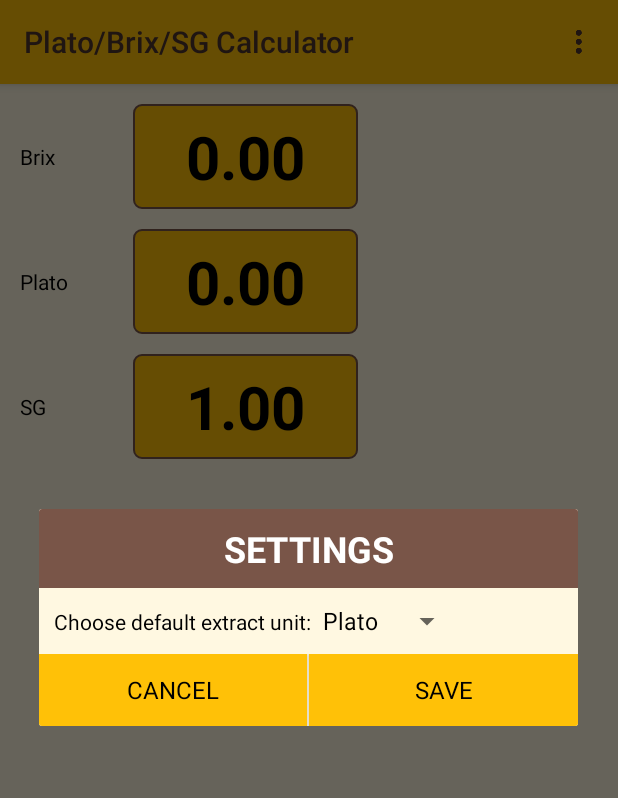
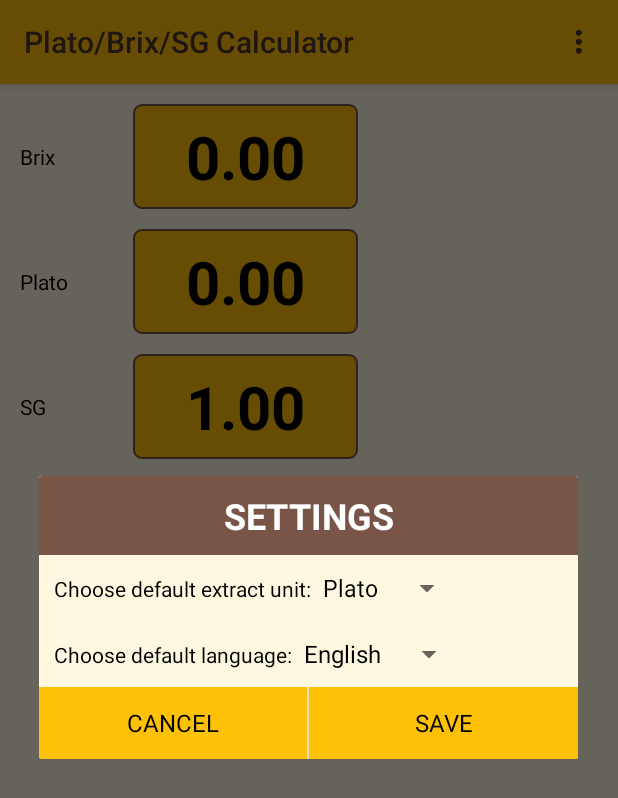
Before and after one commit to dzazder/brewing-calculator, an Android app: the fragment FragmentSgPlato placed in its activity, in the options menu, after a tap on "Settings", on a phone screen of 412 x 824 dp. Shown: the top 798 px of the screen. Run offline under Robolectric (Android 15) with nearby library versions, the phone set to English and light mode, and no system bars.

Commit message:
first try of translation

```diff
--- a/app/src/main/java/dev/lampart/bartosz/brewingcalculator/MainActivity.java
+++ b/app/src/main/java/dev/lampart/bartosz/brewingcalculator/MainActivity.java
@@ -1,5 +1,6 @@
 package dev.lampart.bartosz.brewingcalculator;
 
+import android.content.res.Configuration;
 import android.graphics.PorterDuff;
 import android.graphics.drawable.Drawable;
 import android.support.v4.app.Fragment;
@@ -25,9 +26,13 @@ import android.widget.Toast;
 
 import org.xml.sax.DTDHandler;
 
+import java.util.Locale;
+
 import dev.lampart.bartosz.brewingcalculator.dbfile.FileDB;
 import dev.lampart.bartosz.brewingcalculator.dicts.DictFragment;
+import dev.lampart.bartosz.brewingcalculator.dicts.DictLanguages;
 import dev.lampart.bartosz.brewingcalculator.dicts.ExtractUnit;
+import dev.lampart.bartosz.brewingcalculator.entities.Language;
 import dev.lampart.bartosz.brewingcalculator.fragments.FragmentAlcohol;
 import dev.lampart.bartosz.brewingcalculator.fragments.FragmentHome;
 import dev.lampart.bartosz.brewingcalculator.fragments.FragmentSgPlato;
@@ -50,7 +55,10 @@ public class MainActivity extends AppCompatActivity {
         super.onCreate(savedInstanceState);
         setContentView(R.layout.activity_main);
 
-        AppConfiguration.getInstance().defaultExtractUnit = FileDB.getDefaultExtractUnit(getApplicationContext());
+        // todo move to app_start method
+        AppConfiguration.getInstance().defaultExtractUnit = FileDB.getDefaultExtractUnit(this);
+        AppConfiguration.getInstance().defaultLanguage = FileDB.getDefaultLanguage(this);
+        setLanguage(AppConfiguration.getInstance().defaultLanguage);
 
         if (savedInstanceState == null) {
             switchFragment(DictFragment.FRAGMENT_HOME);
@@ -78,9 +86,12 @@ public class MainActivity extends AppCompatActivity {
 
         super.onOptionsItemSelected(item);
         View dialogview = getLayoutInflater().inflate(R.layout.dialog_settings, null);
-        final Spinner spDefaultExtractUnit = (Spinner)dialogview.findViewById(R.id.spinner_choose_default_extract_unit);
+        final Spinner spDefaultExtractUnit = (Spinner) dialogview.findViewById(R.id.spinner_choose_default_extract_unit);
+        final Spinner spDefaultLanguage = (Spinner) dialogview.findViewById(R.id.spinner_choose_default_language);
 
-        switch(item.getItemId()) {
+        DictLanguages.setSpinner(spDefaultLanguage, this);
+
+        switch (item.getItemId()) {
             case R.id.menu_item_settings:
 
                 //if (alertDialog == null || !alertDialog.isShowing()) {
@@ -88,11 +99,14 @@ public class MainActivity extends AppCompatActivity {
                 alertDialog.setView(dialogview);
                 ArrayAdapter<CharSequence> adapter = ArrayAdapter.createFromResource(this, R.array.extract_units,
                         android.R.layout.simple_spinner_item);
+                int spinnerUnitPosition = adapter.getPosition(AppConfiguration.getInstance().defaultExtractUnit.toString());
+                spDefaultExtractUnit.setSelection(spinnerUnitPosition);
 
-                    int spinnerPosition = adapter.getPosition(AppConfiguration.getInstance().defaultExtractUnit.toString());
-                    spDefaultExtractUnit.setSelection(spinnerPosition);
+                ArrayAdapter<String> adapterLang = DictLanguages.getLanguageArrayAdapter(this);
+                int spinnetLanguagePosition = adapterLang.getPosition(AppConfiguration.getInstance().defaultLanguage.toString());
+                spDefaultLanguage.setSelection(spinnetLanguagePosition);
 
-                    Button btnSettingsCancel = (Button)dialogview.findViewById(R.id.btn_settings_cancel);
+                Button btnSettingsCancel = (Button) dialogview.findViewById(R.id.btn_settings_cancel);
                 btnSettingsCancel.setOnClickListener(new View.OnClickListener() {
                     @Override
                     public void onClick(View view) {
@@ -100,14 +114,20 @@ public class MainActivity extends AppCompatActivity {
                     }
                 });
 
-                    Button btnSettingsSave = (Button)dialogview.findViewById(R.id.btn_settings_save);
+                Button btnSettingsSave = (Button) dialogview.findViewById(R.id.btn_settings_save);
                 btnSettingsSave.setOnClickListener(new View.OnClickListener() {
                     @Override
                     public void onClick(View view) {
                         ExtractUnit selectedUnit = ExtractUnit.valueOf(spDefaultExtractUnit.getSelectedItem().toString());
                         FileDB.saveDefaultUnit(selectedUnit, getApplicationContext());
                         AppConfiguration.getInstance().defaultExtractUnit = selectedUnit;
+
+                        Language selectedLang = DictLanguages.getLanguageByName(spDefaultLanguage.getSelectedItem().toString());
+                        FileDB.saveDefaultLanguage(selectedLang, getApplicationContext());
+                        AppConfiguration.getInstance().defaultLanguage = selectedLang;
                         alertDialog.hide();
+
+                        setLanguage(selectedLang);
                     }
                 });
 
@@ -123,15 +143,24 @@ public class MainActivity extends AppCompatActivity {
 
     /**
      * It runs selected fragment
+     *
      * @param fragment Id of fragment to run, ids are saved in MainActivity fields
      */
     public void switchFragment(int fragment) {
         Fragment newFragment = null;
         switch (fragment) {
-            case DictFragment.FRAGMENT_HOME: newFragment = new FragmentHome(); break;
-            case DictFragment.FRAGMENT_OG_PLATO: newFragment = new FragmentSgPlato(); break;
-            case DictFragment.FRAGMENT_ALCOHOL: newFragment = new FragmentAlcohol(); break;
-            default: newFragment = new FragmentHome(); break;
+            case DictFragment.FRAGMENT_HOME:
+                newFragment = new FragmentHome();
+                break;
+            case DictFragment.FRAGMENT_OG_PLATO:
+                newFragment = new FragmentSgPlato();
+                break;
+            case DictFragment.FRAGMENT_ALCOHOL:
+                newFragment = new FragmentAlcohol();
+                break;
+            default:
+                newFragment = new FragmentHome();
+                break;
         }
         FragmentTransaction transaction = getSupportFragmentManager().beginTransaction();
 
@@ -152,10 +181,20 @@ public class MainActivity extends AppCompatActivity {
             if (currentFragment instanceof FragmentSgPlato) {
                 switchFragment(DictFragment.FRAGMENT_HOME);
             }
-        }
-        else {
+        } else {
             super.onBackPressed();
         }
     }
 
+    public void setLanguage(Language language) {
+        String languageToLoad  = language.getLocale();
+        Locale locale = new Locale(languageToLoad);
+        Locale.setDefault(locale);
+        Configuration config = new Configuration();
+        config.locale = locale;
+        getBaseContext().getResources().updateConfiguration(config,
+                getBaseContext().getResources().getDisplayMetrics());
+        this.setContentView(R.layout.activity_main);
     }
+
+}
--- a/app/src/main/java/dev/lampart/bartosz/brewingcalculator/dbfile/FileDB.java
+++ b/app/src/main/java/dev/lampart/bartosz/brewingcalculator/dbfile/FileDB.java
@@ -12,7 +12,9 @@ import java.io.InputStreamReader;
 import java.io.OutputStreamWriter;
 import java.security.AccessController;
 
+import dev.lampart.bartosz.brewingcalculator.dicts.DictLanguages;
 import dev.lampart.bartosz.brewingcalculator.dicts.ExtractUnit;
+import dev.lampart.bartosz.brewingcalculator.entities.Language;
 
 /**
  * Created by bartek on 01.06.2016.
@@ -20,6 +22,12 @@ import dev.lampart.bartosz.brewingcalculator.dicts.ExtractUnit;
 public class FileDB {
     private static String filename = "brcalcdb.txt";
 
+    private static String strUnit = "unit";
+    private static String strLang = "lang";
+    private static String cfgSep = ";";
+    private static String cfgValStart = "=";
+
+    // todo: wykorzystanie setCfgValue
     public static void saveDefaultUnit(ExtractUnit extUnit, Context context) {
         try {
             OutputStreamWriter outputStreamWriter = new OutputStreamWriter(context.openFileOutput(filename, Context.MODE_PRIVATE));
@@ -31,9 +39,28 @@ public class FileDB {
         }
     }
 
-    public static ExtractUnit getDefaultExtractUnit(Context context) {
-        Log.d("CFG", "Read configuration default extract unit");
-        ExtractUnit defUnit = ExtractUnit.Plato;
+    public static void saveDefaultLanguage(Language language, Context context) {
+        setCfgValue(strLang, language.getLocale(), context);
+    }
+
+    private static void SaveDBFileContent(Context context, String content) {
+        try {
+            OutputStreamWriter outputStreamWriter = new OutputStreamWriter(context.openFileOutput(filename, Context.MODE_PRIVATE));
+            outputStreamWriter.write(content);
+            outputStreamWriter.close();
+        }
+        catch (IOException e) {
+            Log.e("Exception", "File write failed" + e.toString());
+        }
+    }
+
+    /**
+     * File format: unit=Brix;lang=pl
+     * @param context
+     * @return
+     */
+    private static String ReadDBFileContent(Context context) {
+        String result = "";
 
         try {
             InputStream inputStream = context.openFileInput(filename);
@@ -41,10 +68,8 @@ public class FileDB {
             if (inputStream != null) {
                 InputStreamReader inputStreamReader = new InputStreamReader(inputStream);
                 BufferedReader bufferedReader = new BufferedReader(inputStreamReader);
-                String resultFromFile = "";
-                resultFromFile = bufferedReader.readLine().trim();
+                result = bufferedReader.readLine().trim();
                 inputStream.close();
-                defUnit = ExtractUnit.valueOf(resultFromFile);
             }
         }
         catch (FileNotFoundException e) {
@@ -54,7 +79,85 @@ public class FileDB {
             Log.e("Read db", "File read failed" + e.toString());
         }
 
+        return result;
+    }
+
+    public static ExtractUnit getDefaultExtractUnit(Context context) {
+        Log.d("CFG", "Read configuration default extract unit");
+        ExtractUnit defUnit = ExtractUnit.Plato;
+
+        String content = ReadDBFileContent(context);
+        String readUnit = getCfgValue(strUnit, content);
+        if (readUnit.length() > 0) {
+            defUnit = ExtractUnit.valueOf(readUnit);
+        }
+
         Log.d("CFG", "Default unit is: " + defUnit.toString());
         return defUnit;
     }
+
+    public static Language getDefaultLanguage(Context context) {
+        Log.d("CFG", "Read configuration default language");
+        String defLang = "en";
+
+        String content = ReadDBFileContent(context);
+        String readLang = getCfgValue(strLang, content);
+        if (readLang.length() > 0) {
+            defLang = readLang;
+        }
+
+        Log.d("CFG", "Default language is: " + defLang);
+        return DictLanguages.getLanguageByLocale(defLang);
+    }
+
+    private static String getCfgValue(String type, String content) {
+        String[] cfgValues = content.split(cfgSep);
+        for (String s: cfgValues) {
+            if (s.length() > 0 && s.contains(cfgValStart)) {
+                String keyVal[] = s.split(cfgValStart);
+                if (keyVal.length == 2) {
+                    if (keyVal[0] == type) {
+                        return keyVal[1];
+                    }
+                }
+                else {
+                    Log.d("CFG", "After split has no 2 values: " + s);
+                }
+            }
+            else {
+                Log.d("CFG", "Read value has is not cfg pair: " + s);
+            }
+        }
+
+        return "";
+    }
+
+    private static void setCfgValue(String type, String value, Context context) {
+        String cfgContent = ReadDBFileContent(context);
+        boolean changed = false;
+
+        String newCfgContent = "";
+        String replaceCfg = "";
+
+        String cfgs[] = cfgContent.split(cfgSep);
+        for (String cfg: cfgs) {
+            if (cfg.startsWith(type)) {
+                newCfgContent += (type + cfgValStart + value + cfgSep);
+                changed = true;
+            }
+            else {
+                newCfgContent += cfg + cfgSep;
+            }
+        }
+
+        if (!changed) {
+            newCfgContent += cfgSep + type + cfgValStart + value;
+        }
+
+        if (newCfgContent.length() > 1 && newCfgContent.endsWith(cfgSep)) {
+            newCfgContent = newCfgContent.substring(0, newCfgContent.length() - 2);
+        }
+
+        SaveDBFileContent(context, newCfgContent);
+    }
 }
--- /dev/null
+++ b/app/src/main/java/dev/lampart/bartosz/brewingcalculator/dicts/DictLanguages.java
@@ -0,0 +1,48 @@
+package dev.lampart.bartosz.brewingcalculator.dicts;
+
+import android.content.Context;
+import android.widget.ArrayAdapter;
+import android.widget.Spinner;
+
+import dev.lampart.bartosz.brewingcalculator.entities.Language;
+
+/**
+ * Created by bartek on 08.06.2016.
+ */
+public class DictLanguages {
+    public static final Language LANGUAGE_PL = new Language("Polski", "pl");
+    public static final Language LANGUAGE_EN = new Language("English", "en");
+
+    public static void setSpinner(Spinner spinner, Context context) {
+        ArrayAdapter<String> spinnerArrayAdapter = getLanguageArrayAdapter(context);
+        spinnerArrayAdapter.setDropDownViewResource(android.R.layout.simple_spinner_dropdown_item);
+        spinner.setAdapter(spinnerArrayAdapter);
+    }
+
+    public static ArrayAdapter<String> getLanguageArrayAdapter(Context context) {
+        String[] languages = { LANGUAGE_EN.getLangName(), LANGUAGE_PL.getLangName() };
+        return new ArrayAdapter<String>(context, android.R.layout.simple_spinner_item, languages);
+    }
+
+    public static Language getLanguageByName(String langName) {
+        if (langName == LANGUAGE_PL.getLangName()) {
+            return LANGUAGE_PL;
+        }
+        if (langName == LANGUAGE_EN.getLangName()) {
+            return LANGUAGE_EN;
+        }
+
+        return LANGUAGE_EN;
+    }
+
+    public static Language getLanguageByLocale(String langLoc) {
+        if (langLoc == LANGUAGE_PL.getLocale()) {
+            return LANGUAGE_PL;
+        }
+        if (langLoc == LANGUAGE_EN.getLocale()) {
+            return LANGUAGE_EN;
+        }
+
+        return LANGUAGE_EN;
+    }
+}
--- /dev/null
+++ b/app/src/main/java/dev/lampart/bartosz/brewingcalculator/entities/Language.java
@@ -0,0 +1,38 @@
+package dev.lampart.bartosz.brewingcalculator.entities;
+
+/**
+ * Created by bartek on 08.06.2016.
+ */
+public class Language {
+    private String langName;
+    private String locale;
+
+    public Language(String langName, String locale) {
+        this.langName = langName;
+        this.locale = locale;
+    }
+
+    public Language() {
+    }
+
+    public String getLangName() {
+        return langName;
+    }
+
+    public void setLangName(String langName) {
+        this.langName = langName;
+    }
+
+    public String getLocale() {
+        return locale;
+    }
+
+    public void setLocale(String locale) {
+        this.locale = locale;
+    }
+
+    @Override
+    public String toString() {
+        return langName;
+    }
+}
--- a/app/src/main/java/dev/lampart/bartosz/brewingcalculator/global/AppConfiguration.java
+++ b/app/src/main/java/dev/lampart/bartosz/brewingcalculator/global/AppConfiguration.java
@@ -1,6 +1,7 @@
 package dev.lampart.bartosz.brewingcalculator.global;
 
 import dev.lampart.bartosz.brewingcalculator.dicts.ExtractUnit;
+import dev.lampart.bartosz.brewingcalculator.entities.Language;
 
 /**
  * Created by bartek on 01.06.2016.
@@ -9,6 +10,7 @@ public class AppConfiguration {
     private static AppConfiguration mInstance = null;
 
     public ExtractUnit defaultExtractUnit;
+    public Language defaultLanguage;
 
     protected AppConfiguration() {}
 
--- a/app/src/main/res/layout/dialog_settings.xml
+++ b/app/src/main/res/layout/dialog_settings.xml
@@ -41,6 +41,23 @@
             <LinearLayout
                 android:layout_width="match_parent"
                 android:layout_height="wrap_content"
+                android:orientation="horizontal"
+                android:padding="10dp">
+
+                <TextView
+                    android:layout_width="wrap_content"
+                    android:layout_height="wrap_content"
+                    android:text="@string/choose_default_language" />
+
+                <Spinner
+                    android:id="@+id/spinner_choose_default_language"
+                    android:layout_width="wrap_content"
+                    android:layout_height="wrap_content"></Spinner>
+            </LinearLayout>
+
+            <LinearLayout
+                android:layout_width="match_parent"
+                android:layout_height="wrap_content"
                 android:orientation="horizontal">
 
                 <Button
@@ -56,6 +73,8 @@
                     android:text="@string/save"
                     style="@style/StyleButton_HalfButton"/>
             </LinearLayout>
+
+
         </LinearLayout>
     </ScrollView>
 </LinearLayout>
--- a/app/src/main/res/values/strings.xml
+++ b/app/src/main/res/values/strings.xml
@@ -12,13 +12,14 @@
 
     <string name="settings">Settings</string>
     <string name="choose_default_extract_unit">Choose default extract unit: </string>
+    <string name="choose_default_language">Choose default language: </string>
     <string name="cancel">Cancel</string>
     <string name="save">Save</string>
-    <string name="brix">Brix</string>
-    <string name="sg">SG</string>
-    <string name="plato">Plato</string>
-    <string name="zero_value">0.00</string>
-    <string name="one_value">1.00</string>
+    <string name="brix" translatable="false">Brix</string>
+    <string name="sg" translatable="false">SG</string>
+    <string name="plato" translatable="false">Plato</string>
+    <string name="zero_value" translatable="false">0.00</string>
+    <string name="one_value" translatable="false">1.00</string>
 
     <string name="lbl_alcohol">Alcohol</string>
     <string name="lbl_attenuation">Attenuation</string>
@@ -26,5 +27,5 @@
     <string name="lbl_before_fermentation">Before fermentation</string>
     <string name="lbl_use_refractometer">Use refractometer</string>
     <string name="lbl_wort_correction_factor">Wort correction factor</string>
-    <string name="lbl_wort_correction_factor_default_value">1.04</string>
+    <string name="lbl_wort_correction_factor_default_value" translatable="false">1.04</string>
 </resources>
```
Also changed, not shown: 1 other file. Lines whose indentation alone changed are shown as unchanged.
